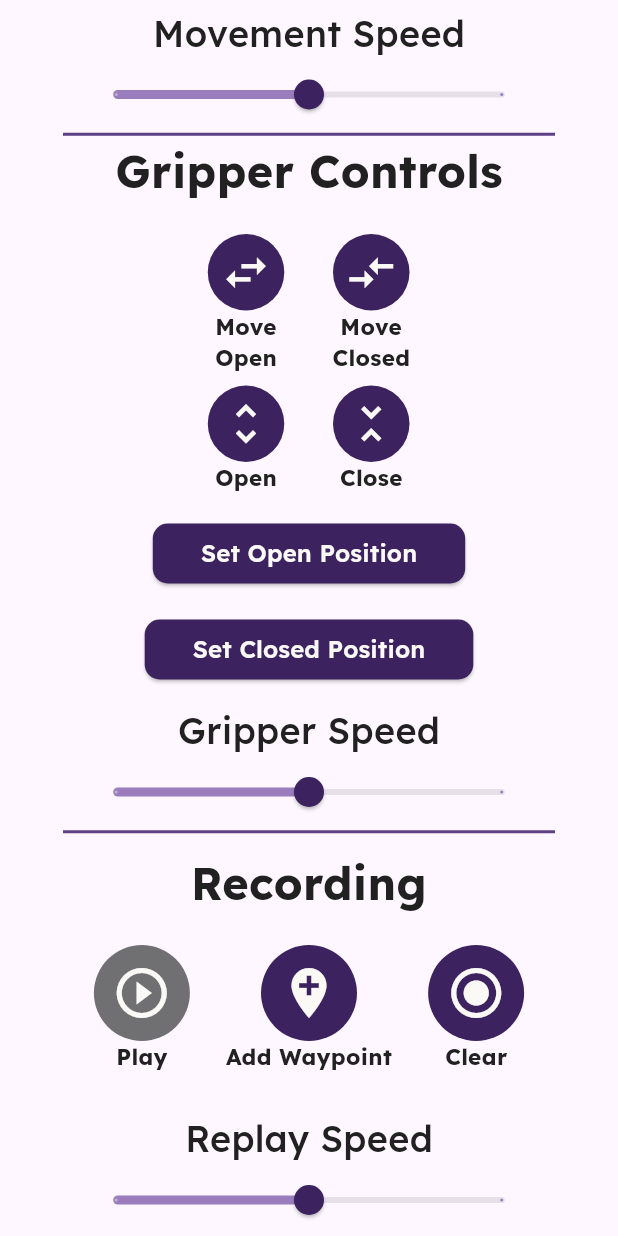
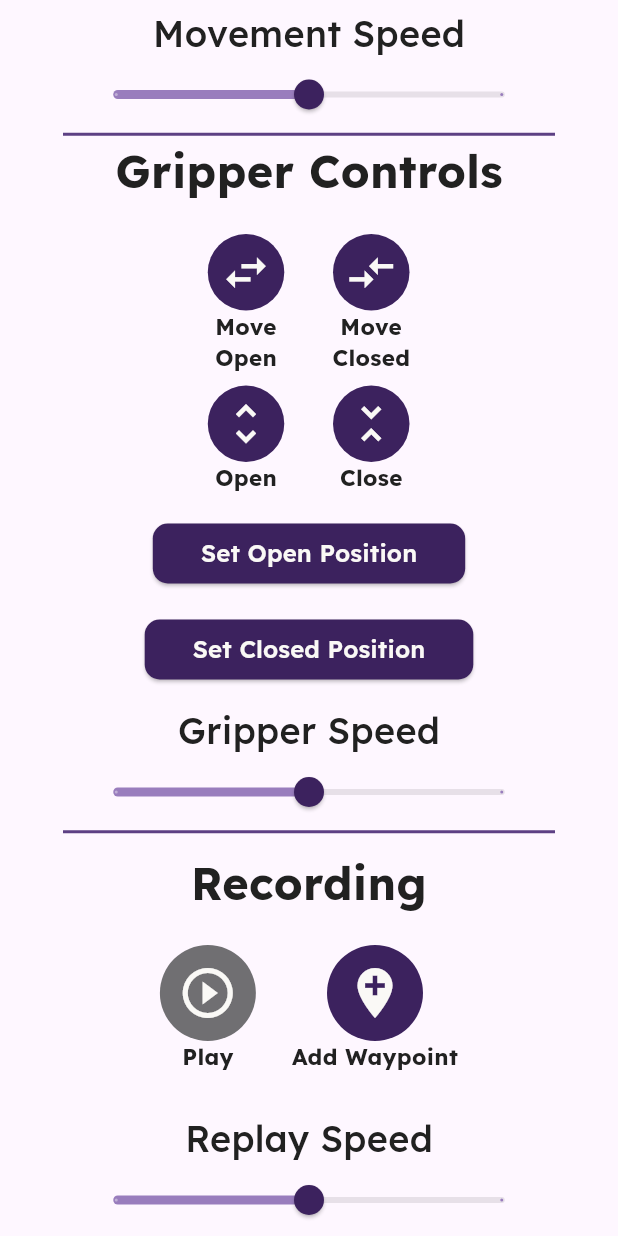
Before and after one commit to NikolaTotev/Robotics_Workshop_2024, a Flutter app: the screen it shows after launch, scrolled down 533 dp, on a phone screen of 412 x 824 dp. Run offline on Flutter 3.47's test engine with Material 3 defaults, Android fonts, the phone set to English and light mode, and no system bars; our stand-ins replace google_fonts, universal_io.

Commit message:
fix: Remove start recording buttons

```diff
--- a/mini_bot_gui/lib/backend_services/gui_streamer_bridge.dart
+++ b/mini_bot_gui/lib/backend_services/gui_streamer_bridge.dart
@@ -93,7 +93,7 @@ class GuiStreamerBridge {
   void startRecording() {
     String command = RecordingCommands.rc_start.name;
     print(command);
-    streamer.sendData(command, robotIp, robotPort);
+    //streamer.sendData(command, robotIp, robotPort);
   }
 
   void addWaypoint() {
@@ -105,7 +105,7 @@ class GuiStreamerBridge {
   void stopRecording() {
     String command = RecordingCommands.rc_stop.name;
     print(command);
-    streamer.sendData(command, robotIp, robotPort);
+    //streamer.sendData(command, robotIp, robotPort);
   }
 
   void playRecording() {
--- a/mini_bot_gui/lib/recording_input_row.dart
+++ b/mini_bot_gui/lib/recording_input_row.dart
@@ -136,7 +136,10 @@ Widget inputRow(
             child: Column(
               children: [
                 IconButton(
-                  onPressed: addWaypoint,
+                  onPressed: () {
+                    addWaypoint();
+                    stopRecording();
+                  },
                   icon: const Padding(
                     padding: EdgeInsets.all(4.0),
                     child: Icon(
@@ -163,50 +166,50 @@ Widget inputRow(
               ],
             ),
           ),
-          Padding(
-            padding: const EdgeInsets.all(12.0),
-            child: Column(
-              children: [
-                IconButton(
-                  onPressed: () {
-                    if (isRecording) {
-                      stopRecording();
-                    } else {
-                      startRecording();
-                    }
-                  },
-                  icon: Padding(
-                    padding: const EdgeInsets.all(4.0),
-                    child: Icon(
-                      recordButtonIcon,
-                      size: 40.0,
-                      color: mini_colors.offWhite,
-                    ),
-                  ),
-                  style: ButtonStyle(
-                      backgroundColor: isRecording
-                          ? MaterialStatePropertyAll(Colors.red[600])
-                          : const MaterialStatePropertyAll(
-                              mini_colors.darkRoyalPurple)),
-                  hoverColor: isRecording
-                      ? Colors.red[300]
-                      : mini_colors.darkRoyalPurpleHighlight,
-                  highlightColor: isRecording
-                      ? Colors.red[300]
-                      : mini_colors.darkRoyalPurpleHighlight,
-                ),
-                Text(
-                  textAlign: TextAlign.center,
-                  "Clear",
-                  style: GoogleFonts.lexend(
-                      textStyle: const TextStyle(
-                          color: mini_colors.notQuiteBlack,
-                          fontSize: 15,
-                          fontWeight: FontWeight.bold)),
-                ),
-              ],
-            ),
-          ),
+          // Padding(
+          //   padding: const EdgeInsets.all(12.0),
+          //   child: Column(
+          //     children: [
+          //       IconButton(
+          //         onPressed: () {
+          //           if (isRecording) {
+          //             stopRecording();
+          //           } else {
+          //             startRecording();
+          //           }
+          //         },
+          //         icon: Padding(
+          //           padding: const EdgeInsets.all(4.0),
+          //           child: Icon(
+          //             recordButtonIcon,
+          //             size: 40.0,
+          //             color: mini_colors.offWhite,
+          //           ),
+          //         ),
+          //         style: ButtonStyle(
+          //             backgroundColor: isRecording
+          //                 ? MaterialStatePropertyAll(Colors.red[600])
+          //                 : const MaterialStatePropertyAll(
+          //                     mini_colors.darkRoyalPurple)),
+          //         hoverColor: isRecording
+          //             ? Colors.red[300]
+          //             : mini_colors.darkRoyalPurpleHighlight,
+          //         highlightColor: isRecording
+          //             ? Colors.red[300]
+          //             : mini_colors.darkRoyalPurpleHighlight,
+          //       ),
+          //       Text(
+          //         textAlign: TextAlign.center,
+          //         "Clear",
+          //         style: GoogleFonts.lexend(
+          //             textStyle: const TextStyle(
+          //                 color: mini_colors.notQuiteBlack,
+          //                 fontSize: 15,
+          //                 fontWeight: FontWeight.bold)),
+          //       ),
+          //     ],
+          //  ),
+          //),
         ],
       ),
     ],
```
